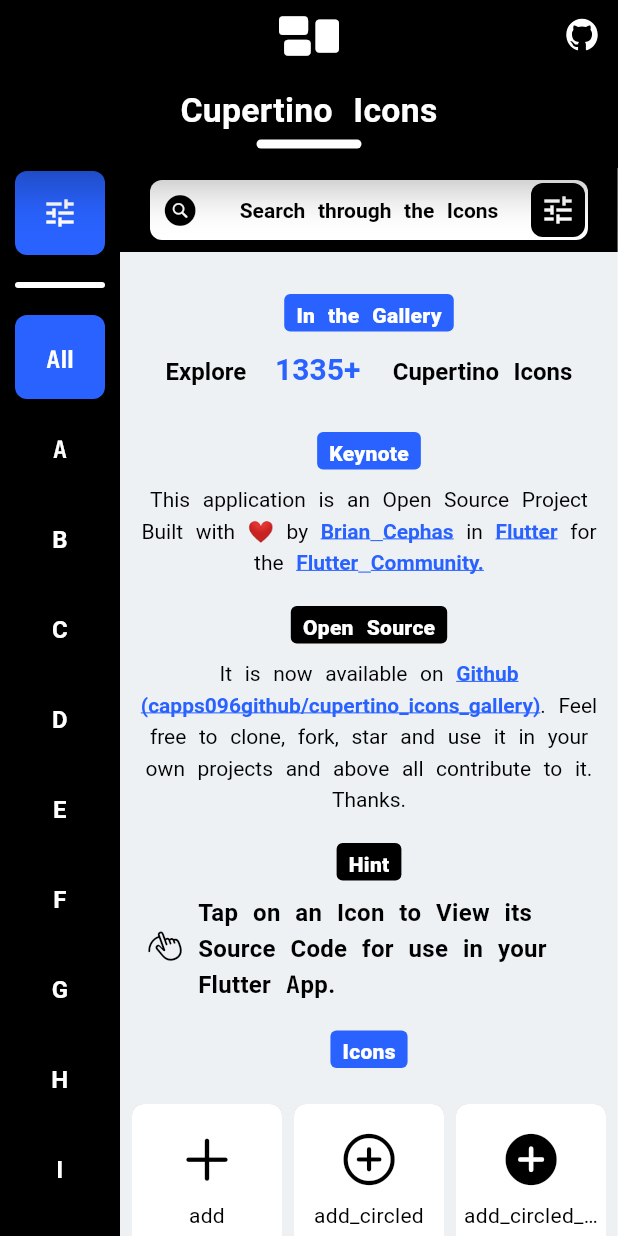
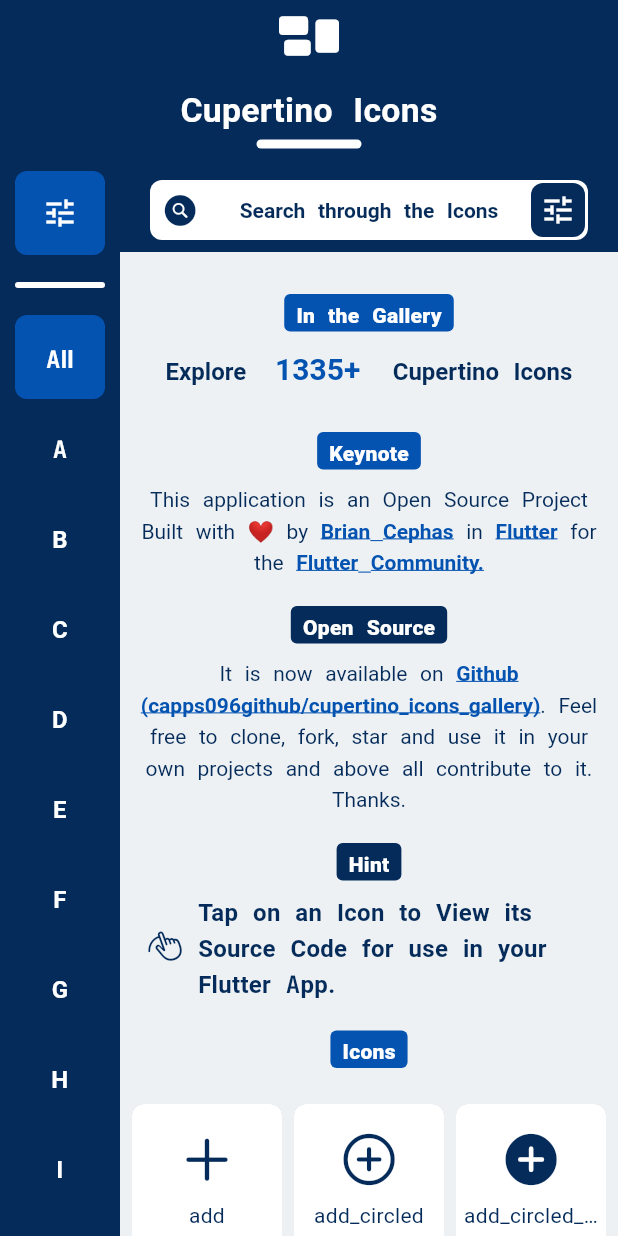
Before and after one commit to capps096github/cupertino_icons_gallery, a Flutter app: the screen it shows after launch, after a tap on "add", after a tap on the "close" icon, on a phone screen of 412 x 824 dp. Run offline on Flutter 3.47's test engine with Material 2 defaults, Android fonts, the phone set to English and light mode, and no system bars; drawn by our look-alikes of animated_text_kit, substring_highlight; our stand-ins replace dotted_border, firebase_core, flutter_riverpod, flutter_svg, go_router, google_fonts and 3 more; missing offline and left inert: draggable_scrollbar, flextras; accounts and stored records are empty; Roboto replaces fonts that are missing (Spartan); statements that could not run were skipped.

Commit message:
Updated search a little

```diff
--- a/lib/constants/page_storage_keys.dart
+++ b/lib/constants/page_storage_keys.dart
@@ -3,6 +3,8 @@
 class PageStorageKeys {
   /// [CupertinoIconGrid] Key
   static const String cupertinoIconsKey = 'cupertino_icons_key';
+
+  static const String cupertinoIconsSuggestionsKey = 'cupertino_icons_intro_search_key';
 
   /// [CupertinoIconGrid] Key
   static const String cupertinoSearchKey = 'cupertino_search_key';
--- a/lib/icons/appbar/icons_appbar.dart
+++ b/lib/icons/appbar/icons_appbar.dart
@@ -7,15 +7,7 @@
 AppBar iconsAppBar() {
   return AppBar(
     automaticallyImplyLeading: false,
-    elevation: 10,
     title: const GalleryLogo(),
-    actions: [
-      // github icon
-      IconButton(
-        icon: const Icon(Ionicons.logo_github),
-        onPressed: () async => await linkLauncher(repoLink),
-      ),
-    ],
     bottom: const PreferredSize(
       preferredSize: Size.fromHeight(kToolbarHeight),
       child: TitleBanner(
--- a/lib/icons/details/icon_details.dart
+++ b/lib/icons/details/icon_details.dart
@@ -13,8 +13,7 @@
     final selectedGalleryIcon =
         ref.watch(selectedGalleryIconProvider.state).state;
 
-    final largeCodeSnippet =
-        '''
+    final largeCodeSnippet = '''
 Icon(
   CupertinoIcons.${selectedGalleryIcon.name},
 ),
--- a/lib/icons/grid/icon_tile.dart
+++ b/lib/icons/grid/icon_tile.dart
@@ -96,12 +96,12 @@
               // add item to recent searches
 
               if (!widget.isShownInRecentSearch) {
-                await ref.read(recentSearchNotifier).addItemToRecentSearches(
-                      RecentSearchItem(
-                        searchQuery: widget.searchQuery,
-                        selectedIcon: widget.selectedIcon,
-                      ),
-                    );
+                // await ref.read(recentSearchNotifier).addItemToRecentSearches(
+                //       RecentSearchItem(
+                //         searchQuery: widget.searchQuery,
+                //         selectedIcon: widget.selectedIcon,
+                //       ),
+                //     );
               }
             },
             onHover: (isHover) {
--- a/lib/icons/icons_rail.dart
+++ b/lib/icons/icons_rail.dart
@@ -17,16 +17,14 @@
     //this is the condition to show the grid, only when the user has not selected anything i.e value == -1
     final showDetails = (selectedIconIndex != -1) && !isMobile;
 
-    return Material(
-      color: detailsColor,
-      elevation: 8,
-      child: AnimatedContainer(
+    return AnimatedContainer(
       duration: quarterSeconds,
       height: double.infinity,
       width: showDetails ? iconDetailsWidth : 0,
       decoration: const BoxDecoration(
+        color: galleryColor,
         border: Border(
-            right: BorderSide(
+          left: BorderSide(
             width: .25,
             color: galleryWhite,
           ),
@@ -38,7 +36,7 @@
         duration: quarterSeconds,
         child: showDetails
             ? IconDetails(
-                  key: UniqueKey(),
+                key: ValueKey(selectedIconIndex),
               )
             : const SizedBox(),
         transitionBuilder: (child, animation) {
@@ -48,7 +46,6 @@
           );
         },
       ),
-      ),
     );
   }
 }
--- a/lib/icons/search/recents/searched_results_list.dart
+++ b/lib/icons/search/recents/searched_results_list.dart
@@ -1,6 +1,7 @@
 import '../../../gallery_exporter.dart';
 import '../../grid/icon_tile.dart';
 
+// TODO: Start here and make the recent results list appear on the list
 ///This returns a list of recently searched results
 class SearchedResultsList extends ConsumerWidget {
   const SearchedResultsList({Key? key, required this.recentSearchItemsList})
--- a/lib/icons/search/search_highlighter.dart
+++ b/lib/icons/search/search_highlighter.dart
@@ -37,7 +37,7 @@
       overflow: TextOverflow.ellipsis,
       textStyle: textStyleHighlight.copyWith(fontSize: 14),
       textStyleHighlight: textStyleHighlight.copyWith(
-        backgroundColor: galleryBlue,
+        backgroundColor: galleryPink,
         color: galleryWhite,
       ),
     );
--- a/lib/icons/search/search_suggestion_list.dart
+++ b/lib/icons/search/search_suggestion_list.dart
@@ -44,7 +44,6 @@
                           padding: const EdgeInsets.all(8.0),
                           sliver: IconTilesView(
                             galleryIconList: searchList,
-
                             searchQuery: query,
                           ),
                         ),
@@ -53,6 +52,6 @@
                   : const IconDetails(),
             ),
           )
-        : CantFindIcon(errorText: "Icon $query not found");
+        : CantFindIcon(errorText: 'Icon "$query" not found');
   }
 }
--- a/lib/theme/colors.dart
+++ b/lib/theme/colors.dart
@@ -5,7 +5,8 @@
 
 // gallery color
 // const galleryColor = galleryBlue;
-const galleryColor = Color(0xFF000000);
+// const galleryColor = Color(0xFF000000);
+const galleryColor = Color(0xFF042B59);
 
 // gallery background
 const galleryBackground = Color(0xFFEDF1F4);
@@ -19,9 +20,13 @@
 // transparent
 const galleryTransparent = Color(0x00000000);
 
+// pink
+const galleryPink = Color(0xFFF8074B);
+
 // blue
 // const galleryBlue = Color(0xFF0000FF);
-const galleryBlue = Color(0xFF2962FF);
+// const galleryBlue = Color(0xFF2962FF);
+const galleryBlue = Color(0xFF0553B1);
 
 // black
 const galleryBlack = galleryColor;
```
Also changed, not shown: lib/icons/search/ui/perform_search.dart (+35 -4 lines). Lines whose indentation alone changed are shown as unchanged.
